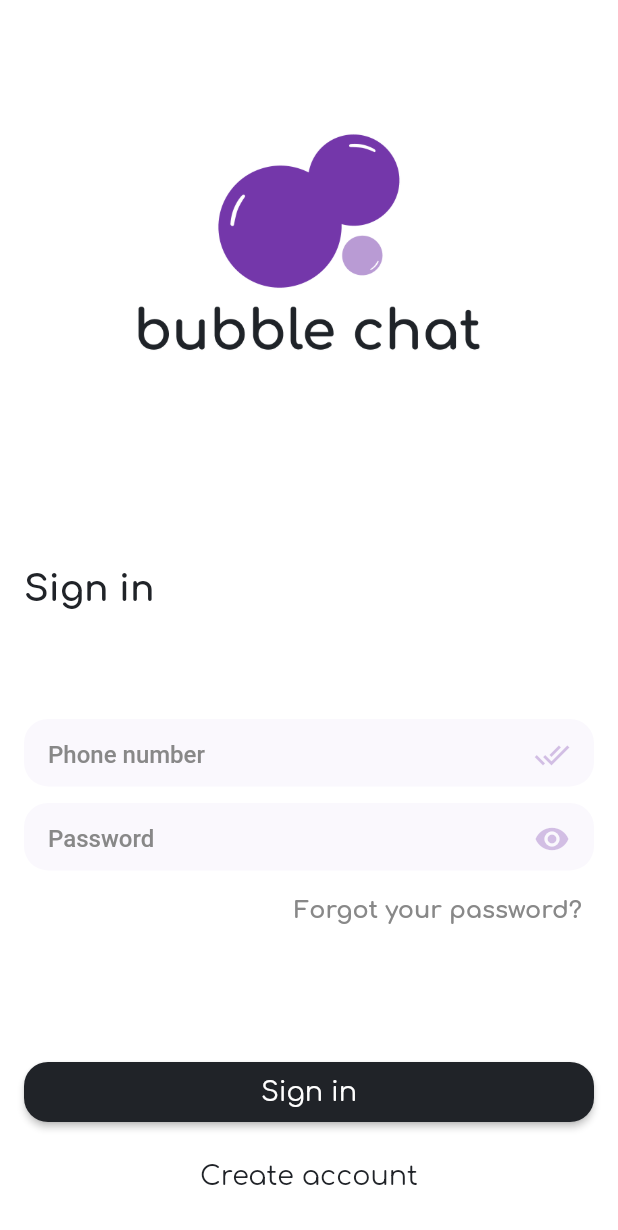
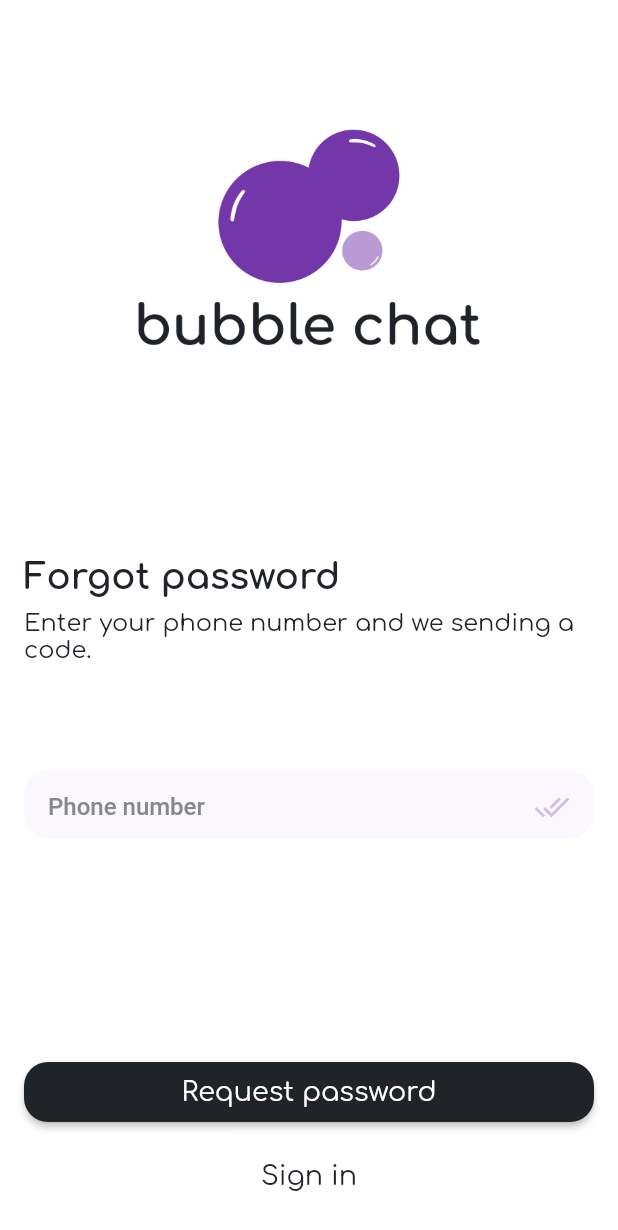
Before and after one commit to joshesp/bubble-chat, a Flutter app: the SignInView screen opened by its route, after a tap on "Forgot your password?", on a phone screen of 412 x 824 dp. Shown: the top 1230 px of the screen. Run offline on Flutter 3.47's test engine with Material 2 defaults, Android fonts, the phone set to English and light mode, and no system bars; our stand-ins replace flutter_svg.

Commit message:
vista de recuperación de contraseña

```diff
--- a/lib/routes.dart
+++ b/lib/routes.dart
@@ -1,10 +1,12 @@
 import 'package:flutter/material.dart';
 
+import 'views/auth/request_password/request_password.dart';
 import 'views/auth/sign_in/sign_in.dart';
 import 'views/intro/intro.dart';
 
 Map<String, Widget Function(BuildContext)> routesList = {
   '/': (ctx) => const IntroView(),
   IntroView.routeName: (ctx) => const IntroView(),
-  SignInView.routeName: (ctx) => const SignInView()
+  SignInView.routeName: (ctx) => const SignInView(),
+  RequestPasswordView.routeName: (ctx) => const RequestPasswordView()
 };
--- a/lib/views/auth/request_password/request_password.dart
+++ b/lib/views/auth/request_password/request_password.dart
@@ -0,0 +1,65 @@
+import 'package:flutter/material.dart';
+
+import '../../../components/primary_button/primary_button.dart';
+import '../../../components/secondary_button/secondary_button.dart';
+import '../../../components/text_field/text_field.dart';
+import '../../../constants.dart';
+import '../components/image_logo.dart';
+
+class RequestPasswordView extends StatelessWidget {
+  const RequestPasswordView({Key? key}) : super(key: key);
+  static const routeName = 'requestPassword';
+
+  @override
+  Widget build(BuildContext context) {
+    return Scaffold(
+      body: SafeArea(
+        child: Padding(
+          padding: const EdgeInsets.all(defaultSpacing),
+          child: Column(
+            children: [
+              const Expanded(
+                flex: 4,
+                child: ImageLogoComponent(),
+              ),
+              const Spacer(),
+              Align(
+                alignment: Alignment.centerLeft,
+                child: Text(
+                  'Forgot password',
+                  style: Theme.of(context).textTheme.headline5,
+                ),
+              ),
+              const SizedBox(height: defaultSpacing / 2),
+              Align(
+                alignment: Alignment.centerLeft,
+                child: Text(
+                  'Enter your phone number and we sending a code.',
+                  style: Theme.of(context).textTheme.bodyText1,
+                ),
+              ),
+              const Spacer(),
+              const TextFieldComponent(hintText: 'Phone number'),
+              const Spacer(
+                flex: 2,
+              ),
+              PrimaryButtonComponent(
+                text: 'Request password',
+                actionPressed: () {},
+              ),
+              const SizedBox(
+                height: defaultSpacing / 2,
+              ),
+              SecondaryButtonComponent(
+                text: 'Sign in',
+                actionPressed: () {
+                  Navigator.of(context).pop();
+                },
+              ),
+            ],
+          ),
+        ),
+      ),
+    );
+  }
+}
--- a/lib/views/auth/sign_in/sign_in.dart
+++ b/lib/views/auth/sign_in/sign_in.dart
@@ -5,6 +5,7 @@ import '../../../components/secondary_button/secondary_button.dart';
 import '../../../components/text_field/text_field.dart';
 import '../../../constants.dart';
 import '../components/image_logo.dart';
+import '../request_password/request_password.dart';
 
 class SignInView extends StatelessWidget {
   const SignInView({Key? key}) : super(key: key);
@@ -42,7 +43,10 @@ class SignInView extends StatelessWidget {
               Align(
                 alignment: Alignment.centerRight,
                 child: TextButton(
-                  onPressed: () {},
+                  onPressed: () {
+                    Navigator.of(context)
+                        .pushNamed(RequestPasswordView.routeName);
+                  },
                   child: const Text(
                     'Forgot your password?',
                     style: TextStyle(
```
